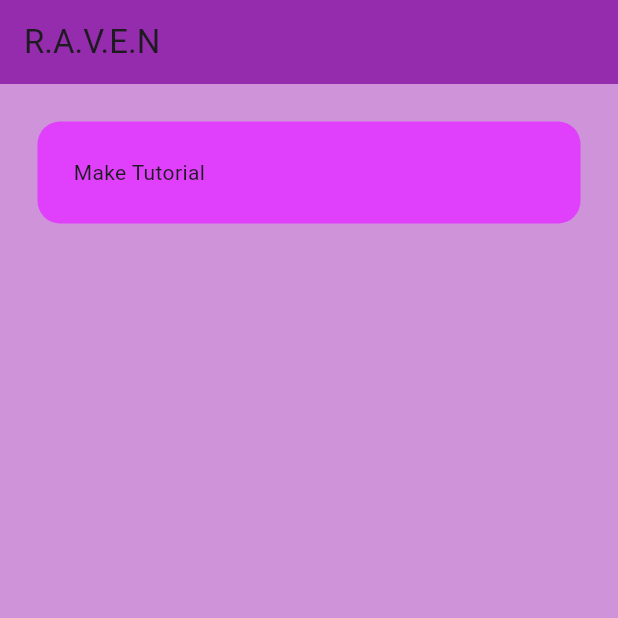
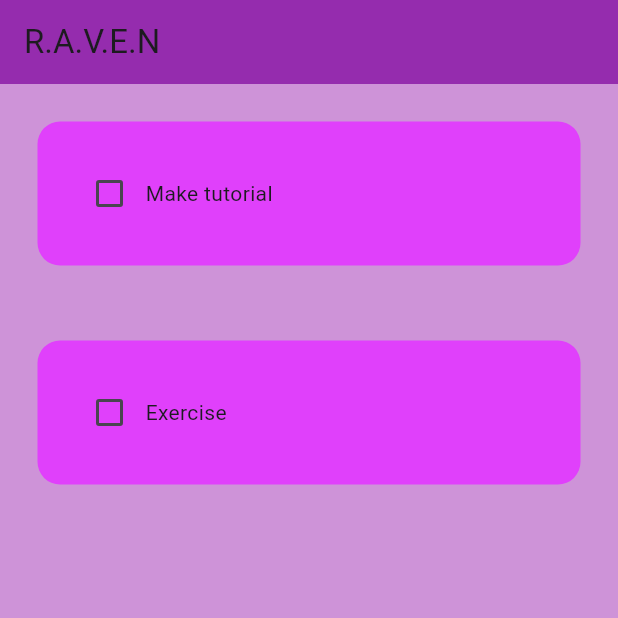
Before and after one commit to AlthafNazeel/To-Do-App, a Flutter app: the screen it shows after launch, on a phone screen of 412 x 824 dp, the top half of it. Run offline on Flutter 3.47's test engine with Material 3 defaults, Android fonts, the phone set to English and light mode, and no system bars.

Commit message:
Added the tiles with checkbox functionality

```diff
--- a/lib/Pages/home_page.dart
+++ b/lib/Pages/home_page.dart
@@ -10,6 +10,19 @@ class HomePage extends StatefulWidget {
 }
 
 class _HomePageState extends State<HomePage> {
+  // list of todo tasks
+List toDoList = [
+  ["Make tutorial", false],
+  ["Exercise", false],
+];
+
+  // checkbox was tapped
+  void checkBoxChanged(bool? value, int index) {
+    setState(() {
+      toDoList[index] [1] = !toDoList[index] [1];
+    });
+  }
+
   @override
   Widget build(BuildContext context) {
     return Scaffold(                            // Scafffold is like the structure of the page all widgets will be put under this section
@@ -20,10 +33,31 @@ class _HomePageState extends State<HomePage> {
         backgroundColor: Colors.purple,
       ),
 
-      body: ListView(                      // creates a listvoew in the body with a todolist class as the only child included
-        children: [
-        ToDoTile(),                        // This method is to be created
-        ],
+      body: ListView.builder(                      // creates a scrollable list of widgets
+        itemCount: toDoList.length,
+        itemBuilder: (context, index) {             // like a loop index will increment
+          return ToDoTile(
+          taskName: toDoList[index] [0],            // access the first column in that index for name
+          taskCompleted: toDoList[index] [1],
+          onChanged: (value) => checkBoxChanged(value, index),
+          );
+        },
+
+        // children: [
+        // ToDoTile(                          // Calling the constructor and passing details
+        //   taskName: "Make Tutorial",
+        //   taskCompleted: true,
+        //   onChanged: (p0) {},
+        // ),
+
+        // ToDoTile(                          // Calling the constructor and passing details
+        //   taskName: "Go to the Gym",
+        //   taskCompleted: false,
+        //   onChanged: (p0) {},
+        // ),
+
+
+        // ],
       ),
 
     );
--- a/lib/util/todo_tile.dart
+++ b/lib/util/todo_tile.dart
@@ -1,7 +1,16 @@
 import 'package:flutter/material.dart';
 
 class ToDoTile extends StatelessWidget {          // Stateless widgets is a basic building block for creating UI, its immutable
-  const ToDoTile ({super.key});                    // Stateless widget has no interactivity only the static part of the UI
+  final String taskName;                          // These are the attributes of this class
+  final bool taskCompleted;
+  Function(bool?)? onChanged;
+
+  ToDoTile ({                                     // This is a constructor
+    super.key,
+    required this.taskName,
+    required this.taskCompleted,
+    required this.onChanged,
+  });                                             // Stateless widget has no interactivity only the static part of the UI
                                                   // If you need a widget that can change its appearance or respond to user input, you would use a StatefulWidget instead.
   @override
   Widget build(BuildContext context) {
@@ -9,7 +18,15 @@ class ToDoTile extends StatelessWidget {          // Stateless widgets is a basi
       padding: const EdgeInsets.all(25.0),        // This padding is applied out of the container so basically the top gap
       child: Container(
         padding: EdgeInsets.all(24),
-        child: Text("Make Tutorial"),
+        child: Row(                               // made it a row so that it could have have multiple children
+          children: [
+            // checkbox
+            Checkbox(value: taskCompleted, onChanged: onChanged),  // OnChanged requires a Function(bool?)? type thats why it is intialized as this above
+
+            // task name
+            Text(taskName),
+          ],
+        ),
         decoration: BoxDecoration(
           color: Colors.purpleAccent,
           borderRadius: BorderRadius.circular(15)),
```
